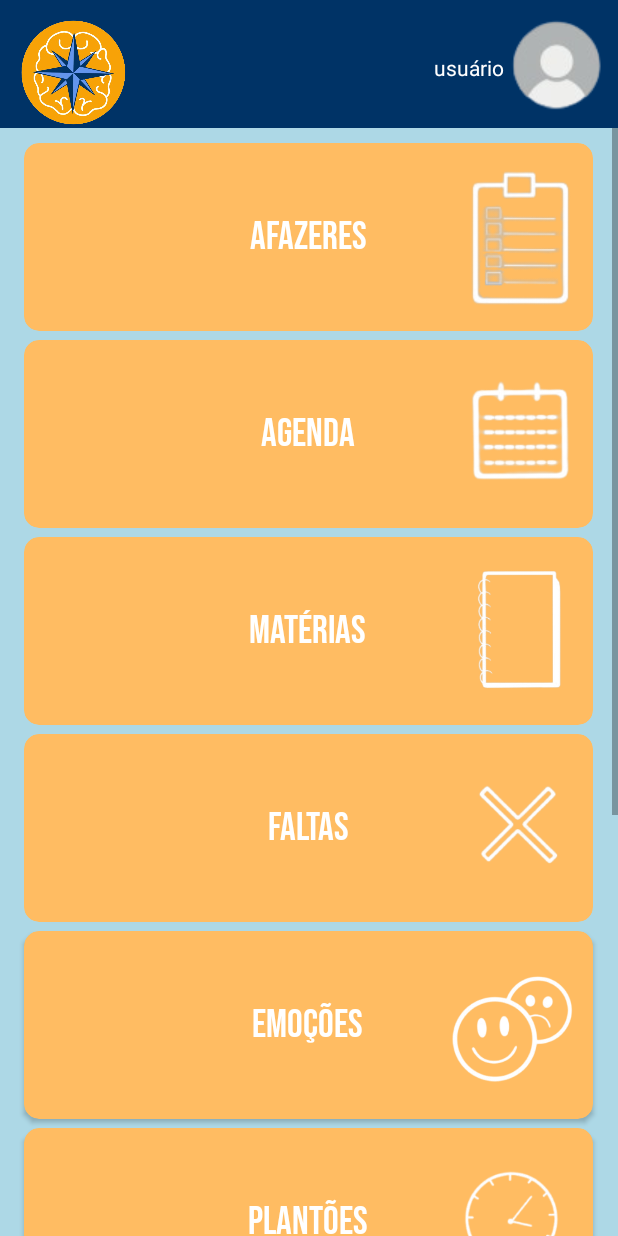
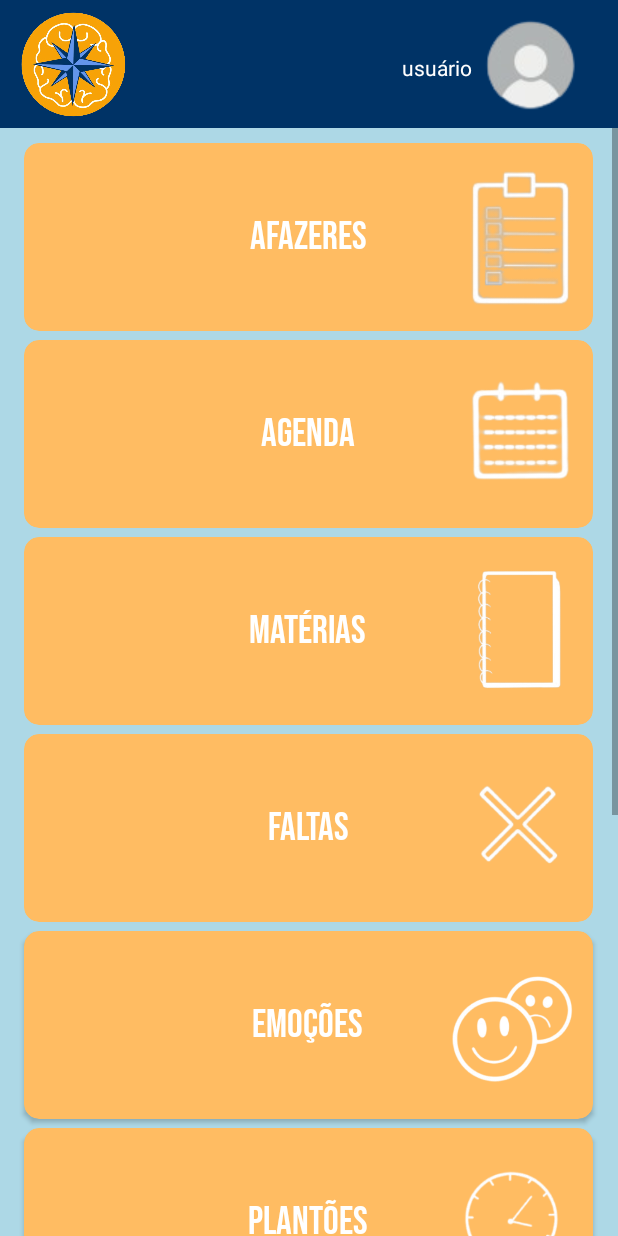
Before and after one commit to Grupo5Tcc/StudyGuider, an Android app: the MenuActivity screen opened directly, with no data from a screen before it, on a phone screen of 412 x 824 dp. Run offline under Robolectric (Android 15) with nearby library versions, the phone set to English and light mode, and no system bars.

Commit message:
Menu Commit

```diff
--- a/app/src/main/res/layout/activity_menu.xml
+++ b/app/src/main/res/layout/activity_menu.xml
@@ -23,12 +23,13 @@
             android:layout_height="75dp"
             android:layout_marginStart="8dp"
             android:layout_marginTop="5dp"
-            android:layout_marginEnd="201dp"
+            android:layout_marginEnd="180dp"
+            android:layout_marginBottom="10dp"
             app:layout_constraintBottom_toBottomOf="parent"
             app:layout_constraintEnd_toStartOf="@+id/txtUsuario"
             app:layout_constraintStart_toStartOf="parent"
             app:layout_constraintTop_toTopOf="parent"
-            app:srcCompat="@drawable/logo_img"/>
+            app:srcCompat="@drawable/logo_img" />
 
         <TextView
             android:id="@+id/txtUsuario"
@@ -36,9 +37,11 @@
             android:layout_height="wrap_content"
             android:layout_marginStart="289dp"
             android:layout_marginTop="30dp"
+            android:layout_marginEnd="25dp"
             android:text="usuário"
             android:textColor="#FFFFFF"
             android:transitionName="txtUsuario"
+            app:layout_constraintEnd_toStartOf="@+id/imgPerfil"
             app:layout_constraintStart_toStartOf="parent"
             app:layout_constraintTop_toTopOf="parent"
             tools:ignore="HardcodedText" />
@@ -49,6 +52,10 @@
             android:layout_height="wrap_content"
             android:layout_marginStart="335dp"
             android:layout_marginTop="5dp"
+            android:layout_marginEnd="45dp"
+            android:layout_marginBottom="11dp"
+            app:layout_constraintBottom_toBottomOf="parent"
+            app:layout_constraintEnd_toEndOf="parent"
             app:layout_constraintStart_toStartOf="parent"
             app:layout_constraintTop_toTopOf="parent"
             app:srcCompat="@drawable/img_user"
@@ -90,7 +97,7 @@
                     android:id="@+id/imgAfazeres"
                     android:layout_width="100dp"
                     android:layout_height="100dp"
-                    android:src="@drawable/afazeres"
+                    android:src="@drawable/img_menu_to_do_list"
                     android:layout_gravity="end"
                     android:layout_marginTop="10dp"
                     android:layout_marginBottom="10dp"/>
@@ -121,7 +128,7 @@
                     android:id="@+id/imgAgenda"
                     android:layout_width="80dp"
                     android:layout_height="80dp"
-                    android:src="@drawable/agenda"
+                    android:src="@drawable/img_menu_schedule"
                     android:layout_gravity="end"
                     android:layout_marginTop="20dp"
                     android:layout_marginEnd="10dp"/>
@@ -151,7 +158,7 @@
                     android:id="@+id/imgMaterias"
                     android:layout_width="100dp"
                     android:layout_height="100dp"
-                    android:src="@drawable/materias"
+                    android:src="@drawable/img_menu_subjects"
                     android:layout_gravity="end"
                     android:layout_marginTop="10dp"
                     android:layout_marginBottom="10dp"/>
@@ -183,7 +190,7 @@
                     android:id="@+id/imgFaltas"
                     android:layout_width="80dp"
                     android:layout_height="80dp"
-                    android:src="@drawable/faltas"
+                    android:src="@drawable/img_menu_absence"
                     android:layout_gravity="end"
                     android:layout_marginTop="20dp"
                     android:layout_marginEnd="8dp"/>
@@ -214,7 +221,7 @@
                     android:id="@+id/imgEmocoes"
                     android:layout_width="90dp"
                     android:layout_height="90dp"
-                    android:src="@drawable/emocoes"
+                    android:src="@drawable/img_menu_emotion"
                     android:layout_gravity="end"
                     android:layout_marginTop="20dp"
                     android:layout_marginEnd="10dp"/>
@@ -243,7 +250,7 @@
                 <ImageView
                     android:layout_width="80dp"
                     android:layout_height="80dp"
-                    android:src="@drawable/plantoes"
+                    android:src="@drawable/img_menu_duty"
                     android:layout_gravity="end"
                     android:layout_marginTop="20dp"
                     android:layout_marginEnd="15dp"/>
@@ -274,7 +281,7 @@
                 <ImageView
                     android:layout_width="130dp"
                     android:layout_height="130dp"
-                    android:src="@drawable/notas"
+                    android:src="@drawable/img_menu_grades"
                     android:layout_gravity="end"
                     android:layout_marginRight="-10dp"/>
 
@@ -304,7 +311,7 @@
                 <ImageView
                     android:layout_width="60dp"
                     android:layout_height="60dp"
-                    android:src="@drawable/recs"
+                    android:src="@drawable/img_menu_recovery"
                     android:layout_gravity="end"
                     android:layout_marginTop="28dp"
                     android:layout_marginEnd="18dp"/>
```
Also changed, not shown: app/src/main/res/drawable/img_menu_absence.png (renamed from app/src/main/res/drawable/faltas.png), app/src/main/res/drawable/img_menu_duty.png (renamed from app/src/main/res/drawable/plantoes.png), app/src/main/res/drawable/img_menu_emotion.png (renamed from app/src/main/res/drawable/emocoes.png), app/src/main/res/drawable/img_menu_grades.png (renamed from app/src/main/res/drawable/notas.png), app/src/main/res/drawable/img_menu_recovery.png (renamed from app/src/main/res/drawable/recs.png), app/src/main/res/drawable/img_menu_schedule.png (renamed from app/src/main/res/drawable/agenda.png), app/src/main/res/drawable/img_menu_subjects.png (renamed from app/src/main/res/drawable/materias.png), app/src/main/res/drawable/img_menu_to_do_list.png (renamed from app/src/main/res/drawable/afazeres.png), app/src/main/res/drawable/perfil.png (deleted).
